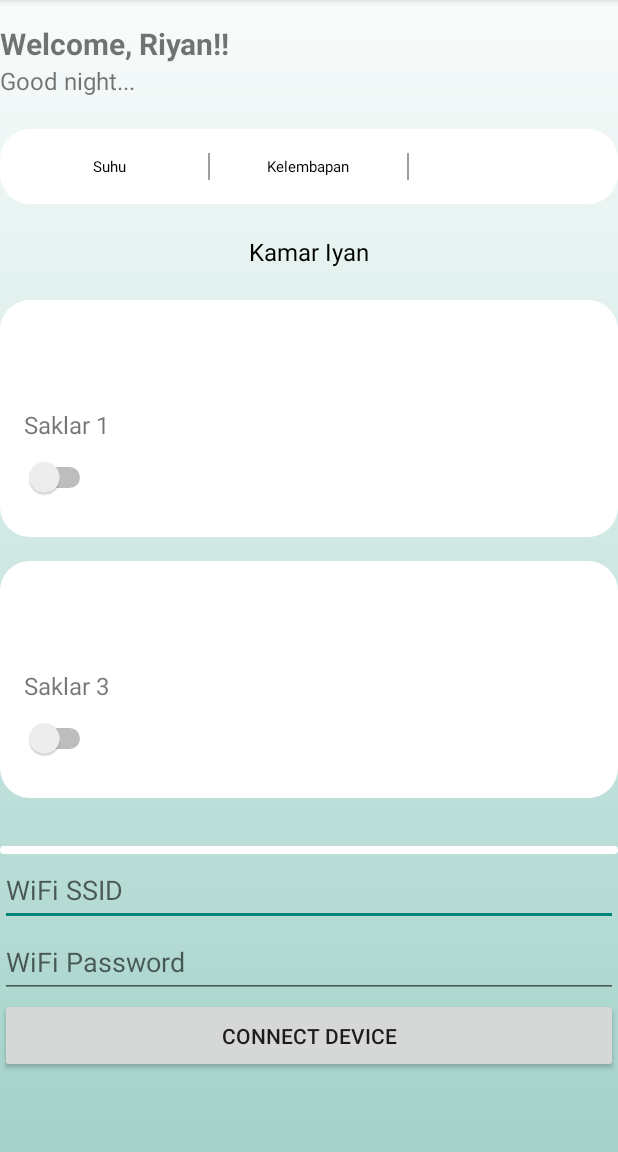
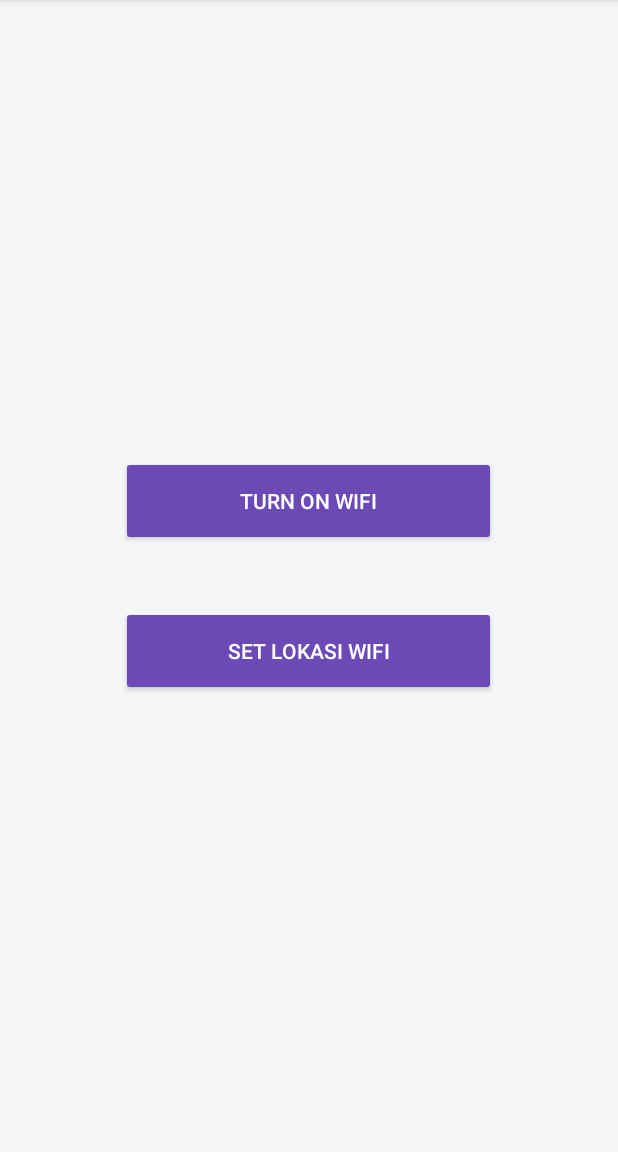
Before and after one commit to riyanardian/semar_v4, an Android app built with Jetpack Compose: the screen it shows after launch (BerandaActivity before the commit, WifiMainActivity after it), on a phone screen of 412 x 824 dp, the part 84-1236 px from its top. Run offline under Robolectric (Android 15) with nearby library versions, the phone set to English and light mode, and no system bars.

Commit message:
Simpan perubahan

```diff
--- a/app/src/main/java/com/example/semar_v4/BerandaActivity.kt
+++ b/app/src/main/java/com/example/semar_v4/BerandaActivity.kt
@@ -28,11 +28,6 @@ class BerandaActivity : AppCompatActivity() {
         super.onCreate(savedInstanceState)
         enableEdgeToEdge()
         setContentView(R.layout.activity_beranda)
-
-        // inisialisasi view setelah setContentView
-        ssidInput = findViewById(R.id.ssidInput)
-        passInput = findViewById(R.id.passInput)
-        btnConnect = findViewById(R.id.btnSend) // tombol "CONNECT DEVICE"
 
         ViewCompat.setOnApplyWindowInsetsListener(findViewById(R.id.main)) { v, insets ->
             val systemBars = insets.getInsets(WindowInsetsCompat.Type.systemBars())
--- a/app/src/main/res/layout/activity_beranda.xml
+++ b/app/src/main/res/layout/activity_beranda.xml
@@ -1,268 +1,157 @@
 <?xml version="1.0" encoding="utf-8"?>
-<FrameLayout xmlns:android="http://schemas.android.com/apk/res/android"
+<LinearLayout xmlns:android="http://schemas.android.com/apk/res/android"
     xmlns:app="http://schemas.android.com/apk/res-auto"
-    android:id="@+id/main"
     android:layout_width="match_parent"
     android:layout_height="match_parent"
-    android:background="@drawable/bg_gradient"
-    android:padding="16dp">
+    android:background="#F5F6FA"
+    android:orientation="vertical"
+    android:padding="16dp"
+    android:id="@+id/main">
 
-    <LinearLayout
-        android:layout_width="match_parent"
-        android:layout_height="match_parent"
-        android:orientation="vertical"
-        android:layout_marginTop="10dp">
-
-        <!-- Bagian Welcome -->
+    <!-- Header -->
     <LinearLayout
         android:layout_width="match_parent"
         android:layout_height="wrap_content"
         android:orientation="horizontal"
         android:gravity="center_vertical"
-            android:layout_marginBottom="16dp">
+        android:weightSum="1">
 
+        <!-- Welcome Text -->
         <LinearLayout
             android:layout_width="0dp"
+            android:layout_weight="0.7"
             android:layout_height="wrap_content"
-                android:layout_weight="1"
             android:orientation="vertical">
 
             <TextView
                 android:layout_width="wrap_content"
                 android:layout_height="wrap_content"
                 android:text="Welcome, Riyan!!"
-                    android:textSize="20sp"
-                    android:textStyle="bold" />
+                android:textStyle="bold"
+                android:textColor="#5B2DBA"
+                android:textSize="18sp" />
 
             <TextView
-                    android:id="@+id/tvGreeting"
                 android:layout_width="wrap_content"
                 android:layout_height="wrap_content"
                 android:text="Good night..."
-                    android:textSize="16sp" />
+                android:textColor="#000000"
+                android:textSize="14sp" />
         </LinearLayout>
 
-            <ImageView
-                android:layout_width="60dp"
-                android:layout_height="60dp"
-                android:contentDescription="Profile Icon"
-                />
-        </LinearLayout>
-
-        <!-- suhu, kelembapan, audio Bar -->
-        <LinearLayout
-            android:layout_width="match_parent"
-            android:layout_height="50dp"
-            android:orientation="horizontal"
-            android:background="@drawable/bg_card"
-            android:layout_marginBottom="16dp">
-
-            <!-- Suhu -->
+        <!-- Profile & Add Button -->
         <LinearLayout
             android:layout_width="0dp"
-                android:layout_height="match_parent"
-                android:layout_weight="1"
-                android:gravity="center">
-
-                <TextView
-                    android:id="@+id/tvSuhu"
-                    android:layout_width="wrap_content"
+            android:layout_weight="0.3"
             android:layout_height="wrap_content"
-                    android:text="Suhu"
-                    android:textColor="#000000"
-                    android:textSize="10sp" />
-            </LinearLayout>
-
-            <View
-                android:layout_width="1dp"
-                android:layout_height="match_parent"
-                android:background="#9E9E9E"
-                android:layout_marginVertical="8dp" />
-
-            <!-- Kelembapan -->
-            <LinearLayout
-                android:layout_width="0dp"
-                android:layout_height="match_parent"
-                android:layout_weight="1"
-                android:gravity="center">
-
-                <TextView
-                    android:id="@+id/tvKelembapan"
-                    android:layout_width="wrap_content"
-                    android:layout_height="wrap_content"
-                    android:text="Kelembapan"
-                    android:textColor="#000000"
-                    android:textSize="10sp" />
-            </LinearLayout>
-
-            <View
-                android:layout_width="1dp"
-                android:layout_height="match_parent"
-                android:background="#9E9E9E"
-                android:layout_marginVertical="8dp" />
-
-            <!-- Audio -->
-            <LinearLayout
-                android:layout_width="0dp"
-                android:layout_height="match_parent"
-                android:layout_weight="1"
-                android:gravity="center">
+            android:orientation="vertical"
+            android:gravity="center_horizontal">
 
             <ImageView
-                    android:id="@+id/btnAudio"
-                    android:layout_width="24dp"
-                    android:layout_height="24dp"
-                    android:contentDescription="Mic Assistant" />
+                android:layout_width="40dp"
+                android:layout_height="40dp"
+                android:backgroundTint="#5B2DBA"
+                android:contentDescription="profile" />
+
+            <ImageView
+                android:layout_marginTop="12dp"
+                android:layout_width="40dp"
+                android:layout_height="40dp"
+                android:backgroundTint="#5B2DBA"
+                android:contentDescription="add" />
         </LinearLayout>
     </LinearLayout>
 
-        <!-- Navigasi Panah -->
+    <!-- Buttons Manual / Otomatis -->
     <LinearLayout
         android:layout_width="match_parent"
         android:layout_height="wrap_content"
         android:orientation="horizontal"
+        android:gravity="start"
+        android:layout_marginTop="16dp">
+
+        <Button
+            android:layout_width="wrap_content"
+            android:layout_height="wrap_content"
+            android:text="Manual"
+            android:backgroundTint="#5B2DBA"
+            android:textColor="#FFFFFF"
+            android:layout_marginEnd="8dp" />
+
+        <Button
+            android:layout_width="wrap_content"
+            android:layout_height="wrap_content"
+            android:text="Otomatis"
+            android:backgroundTint="#5B2DBA"
+            android:textColor="#FFFFFF" />
+    </LinearLayout>
+
+    <!-- Folder Icon -->
+    <LinearLayout
+        android:layout_width="match_parent"
+        android:layout_height="0dp"
+        android:layout_weight="1"
         android:gravity="center"
-            android:layout_marginBottom="16dp">
+        android:orientation="vertical">
 
         <ImageView
-                android:layout_width="32dp"
-                android:layout_height="32dp"
-                android:contentDescription="Previous"
-                />
+            android:layout_width="100dp"
+            android:layout_height="100dp"
+            android:contentDescription="Folder" />
 
         <TextView
             android:layout_width="wrap_content"
             android:layout_height="wrap_content"
-                android:text="Kamar Iyan"
-                android:textSize="16sp"
-                android:textColor="@color/black"
-                android:layout_marginHorizontal="16dp"/>
+            android:text="No Device"
+            android:textColor="#000000"
+            android:layout_marginTop="8dp" />
+
+        <Button
+            android:layout_width="match_parent"
+            android:layout_height="wrap_content"
+            android:layout_marginBottom="16dp"
+            android:backgroundTint="#5B2DBA"
+            android:text="Tambahkan Perangkat"
+            android:textColor="#FFFFFF" />
+    </LinearLayout>
+
+    <!-- Tambahkan Perangkat Button -->
+
+    <!-- Bottom Navigation -->
+    <LinearLayout
+        android:layout_width="match_parent"
+        android:layout_height="60dp"
+        android:orientation="horizontal"
+        android:background="#5B2DBA"
+        android:gravity="center">
 
         <ImageView
-                android:layout_width="32dp"
-                android:layout_height="32dp"
-                android:contentDescription="Next"
+            android:layout_width="30dp"
+            android:layout_height="30dp"
+            android:layout_weight="1"
+            android:contentDescription="home"
+             />
+
+        <ImageView
+            android:layout_width="30dp"
+            android:layout_height="30dp"
+            android:layout_weight="1"
+            android:contentDescription="calendar"
+            />
+
+        <ImageView
+            android:layout_width="30dp"
+            android:layout_height="30dp"
+            android:layout_weight="1"
+            android:contentDescription="timer"
+            />
+
+        <ImageView
+            android:layout_width="30dp"
+            android:layout_height="30dp"
+            android:layout_weight="1"
+            android:contentDescription="account"
             />
     </LinearLayout>
 
-        <!-- Grid Saklar & Kontrol -->
-        <LinearLayout
-            android:layout_width="match_parent"
-            android:layout_height="wrap_content"
-            android:orientation="vertical">
-
-            <!-- Baris 1 -->
-            <LinearLayout
-                android:layout_width="match_parent"
-                android:layout_height="wrap_content"
-                android:orientation="horizontal"
-                android:layout_marginBottom="16dp"
-                android:weightSum="2">
-
-                <!-- Saklar 1 -->
-                <LinearLayout
-                    android:layout_width="match_parent"
-                    android:layout_height="wrap_content"
-                    android:layout_weight="1"
-                    android:background="@drawable/bg_card"
-                    android:orientation="vertical"
-                    android:padding="16dp">
-
-                    <ImageView
-                        android:id="@+id/imgSaklar1"
-                        android:layout_width="48dp"
-                        android:layout_height="48dp"
-                        />
-
-                    <TextView
-                        android:layout_width="wrap_content"
-                        android:layout_height="wrap_content"
-                        android:layout_marginTop="8dp"
-                        android:text="Saklar 1"
-                        android:textSize="16sp" />
-
-                    <Switch
-                        android:id="@+id/switch1"
-                        android:layout_width="wrap_content"
-                        android:layout_height="wrap_content"
-                        android:minWidth="48dp"
-                        android:minHeight="48dp"/>
 </LinearLayout>
-
-            </LinearLayout>
-
-            <!-- Baris 2 -->
-            <LinearLayout
-                android:layout_width="match_parent"
-                android:layout_height="wrap_content"
-                android:orientation="horizontal"
-                android:layout_marginBottom="16dp"
-                android:weightSum="2">
-
-                <!-- Saklar 3 -->
-                <LinearLayout
-                    android:layout_width="match_parent"
-                    android:layout_height="wrap_content"
-                    android:layout_weight="1"
-                    android:orientation="vertical"
-                    android:background="@drawable/bg_card"
-                    android:padding="16dp">
-
-                    <ImageView
-                        android:id="@+id/imgSaklar3"
-                        android:layout_width="48dp"
-                        android:layout_height="48dp"
-                        />
-
-                    <TextView
-                        android:layout_width="wrap_content"
-                        android:layout_height="wrap_content"
-                        android:text="Saklar 3"
-                        android:textSize="16sp"
-                        android:layout_marginTop="8dp" />
-
-                    <Switch
-                        android:id="@+id/switch3"
-                        android:layout_width="wrap_content"
-                        android:layout_height="wrap_content"
-                        android:minWidth="48dp"
-                        android:minHeight="48dp"/>
-                </LinearLayout>
-            </LinearLayout>
-
-
-        </LinearLayout>
-
-        <!-- Footer -->
-        <LinearLayout
-            android:layout_width="match_parent"
-            android:layout_height="5dp"
-            android:background="@drawable/bg_card"
-            android:layout_marginTop="16dp" />
-
-        <EditText
-            android:id="@+id/ssidInput"
-            android:layout_width="match_parent"
-            android:layout_height="wrap_content"
-            android:hint="WiFi SSID"
-            android:minWidth="48dp"
-            android:minHeight="48dp"/>
-
-        <EditText
-            android:id="@+id/passInput"
-            android:layout_width="match_parent"
-            android:layout_height="wrap_content"
-            android:hint="WiFi Password"
-            android:inputType="textPassword"
-            android:minWidth="48dp"
-            android:minHeight="48dp"/>
-
-        <Button
-            android:id="@+id/btnSend"
-            android:layout_width="match_parent"
-            android:layout_height="50dp"
-            android:minWidth="48dp"
-            android:minHeight="48dp"
-            android:text="Connect Device" />
-        </LinearLayout>
-</FrameLayout>
--- /dev/null
+++ b/app/src/main/res/layout/activity_wifi_main.xml
@@ -0,0 +1,33 @@
+<?xml version="1.0" encoding="utf-8"?>
+<LinearLayout xmlns:android="http://schemas.android.com/apk/res/android"
+    android:layout_width="match_parent"
+    android:layout_height="match_parent"
+    android:background="#F4F6F8"
+    android:orientation="vertical"
+    android:gravity="center"
+    android:padding="24dp"
+    android:id="@+id/main">
+
+    <!-- Tombol Turn On WiFi -->
+    <Button
+        android:id="@+id/btnTurnOnWifi"
+        android:layout_width="250dp"
+        android:layout_height="60dp"
+        android:text="TURN ON WIFI"
+        android:textAllCaps="true"
+        android:textColor="@android:color/white"
+        android:backgroundTint="#6C4AB6"
+        android:layout_marginBottom="40dp"
+        android:fontFamily="sans-serif-medium"/>
+
+    <!-- Tombol Set Lokasi WiFi -->
+    <Button
+        android:id="@+id/btnSetWifi"
+        android:layout_width="250dp"
+        android:layout_height="60dp"
+        android:text="SET LOKASI WIFI"
+        android:textAllCaps="true"
+        android:textColor="@android:color/white"
+        android:backgroundTint="#6C4AB6"
+        android:fontFamily="sans-serif-medium"/>
+</LinearLayout>
```
Also changed, not shown: app/src/main/AndroidManifest.xml (+14 -16 lines), app/src/main/java/com/example/semar_v4/Login.kt (deleted, +0 -54 lines), app/src/main/java/com/example/semar_v4/UserMainActivity.kt (added, +20 -0 lines), app/src/main/java/com/example/semar_v4/WifiMainActivity.kt (added, +224 -0 lines), app/src/main/res/layout/activity_user_main.xml (added, +10 -0 lines), app/src/main/res/layout/setwifiap.xml (added, +20 -0 lines). Lines whose indentation alone changed are shown as unchanged.
